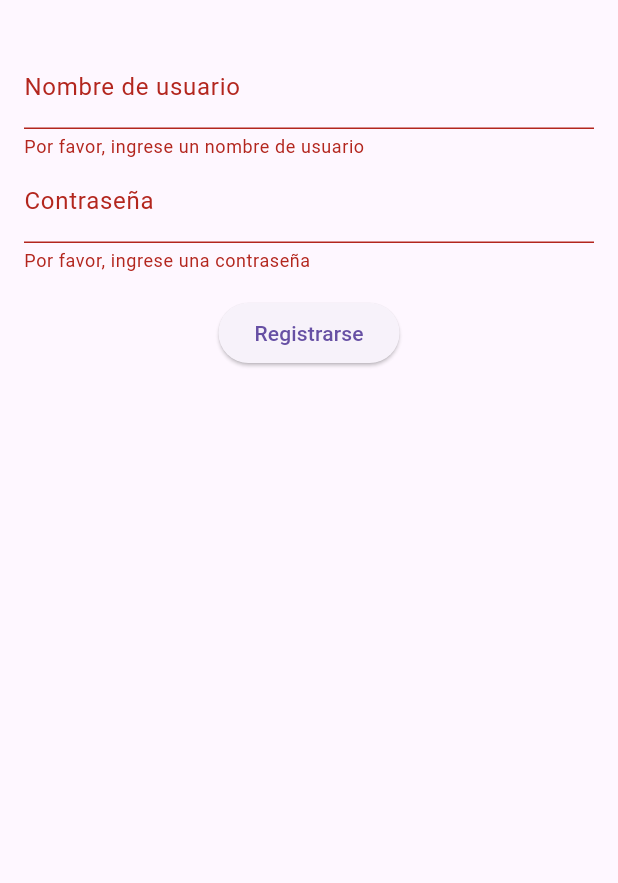
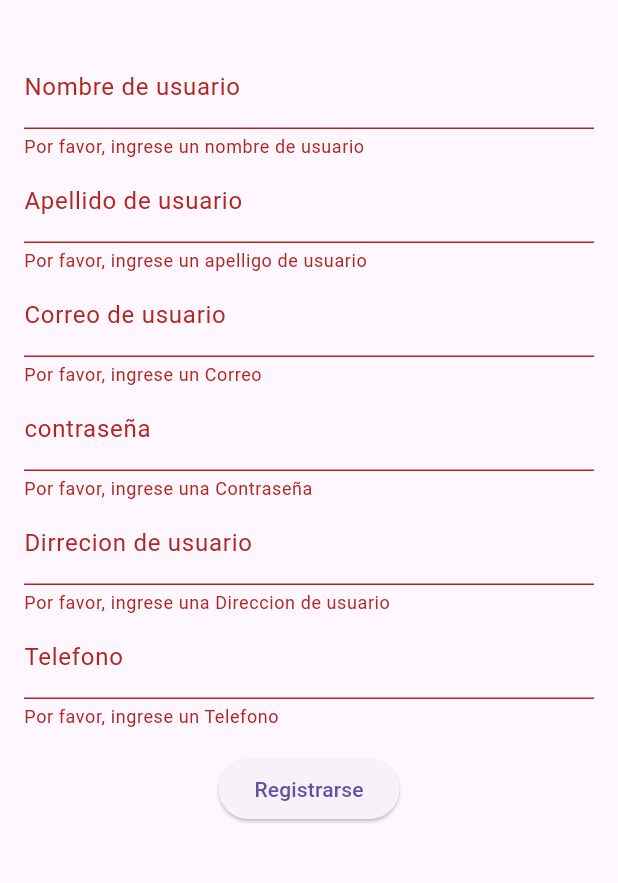
Before and after one commit to alvarofajardo917/Proyecto_flutter_symetrica, a Flutter app: the registropage screen opened by its route, after a tap on "Registrarse", on a phone screen of 412 x 824 dp, the part 63-946 px from its top. Run offline on Flutter 3.47's test engine with Material 3 defaults, Android fonts, the phone set to English and light mode, and no system bars.

Commit message:
29-2-2024 10:15

```diff
--- a/formvalidation/lib/src/pages/registro_page.dart
+++ b/formvalidation/lib/src/pages/registro_page.dart
@@ -13,7 +13,9 @@ class registropage extends StatelessWidget {
       ),
         body: const Padding(
         padding: EdgeInsets.all(16.0),
-        child: RegistroForm(),
+       child: SingleChildScrollView( // Envuelve el Column con SingleChildScrollView
+          child: RegistroForm(),
+        ),
       ),
     );
   }
@@ -30,6 +32,15 @@ class _RegistroFormState extends State<RegistroForm> {
   final _formKey = GlobalKey<FormState>();
   final _usernameController = TextEditingController();
   final _passwordController = TextEditingController();
+  final _userapellidoController = TextEditingController();
+  final _usercorreoController = TextEditingController();
+  final _userdirrecionController = TextEditingController();
+  final _usertelefonoController = TextEditingController();
+
+
+
+
+
   // Puedes agregar más controladores para otros campos según sea necesario
 
   @override
@@ -48,17 +59,70 @@ class _RegistroFormState extends State<RegistroForm> {
               return null;
             },
           ),
-          TextFormField(
-            controller: _passwordController,
-            obscureText: true,
-            decoration: const InputDecoration(labelText: 'Contraseña'),
+
+           TextFormField(
+            controller: _userapellidoController,
+            decoration: const InputDecoration(labelText: 'Apellido de usuario'),
             validator: (value) {
               if (value == null || value.isEmpty) {
-                return 'Por favor, ingrese una contraseña';
+                return 'Por favor, ingrese un apelligo de usuario';
               }
               return null;
             },
           ),
+
+           TextFormField(
+            controller: _usercorreoController,
+            decoration: const InputDecoration(labelText: 'Correo de usuario'),
+            validator: (value) {
+              if (value == null || value.isEmpty) {
+                return 'Por favor, ingrese un Correo ';
+              }
+              return null;
+            },
+          ),
+
+          TextFormField(
+            controller: _passwordController,
+            obscureText: true,
+            decoration: const InputDecoration(labelText: 'contraseña'),
+            validator: (value) {
+              if (value == null || value.isEmpty) {
+                return 'Por favor, ingrese una Contraseña';
+              }
+              return null;
+            },
+          ),
+
+
+           TextFormField(
+            controller: _userdirrecionController,
+            decoration: const InputDecoration(labelText: 'Dirrecion de usuario'),
+            validator: (value) {
+              if (value == null || value.isEmpty) {
+                     return 'Por favor, ingrese una Direccion de usuario';
+              }
+              return null;
+            },
+          ),
+
+
+
+
+
+           TextFormField(
+            controller: _usertelefonoController,
+            decoration: const InputDecoration(labelText: 'Telefono'),
+            validator: (value) {
+              if (value == null || value.isEmpty) {
+                return 'Por favor, ingrese un Telefono ';
+              }
+              return null;
+            },
+          ),
+
+
+
           // Puedes agregar más campos aquí según sea necesario
 
           SizedBox(height: 16.0),
@@ -76,4 +140,6 @@ class _RegistroFormState extends State<RegistroForm> {
       ),
     );
   }
+
+
 }
```
